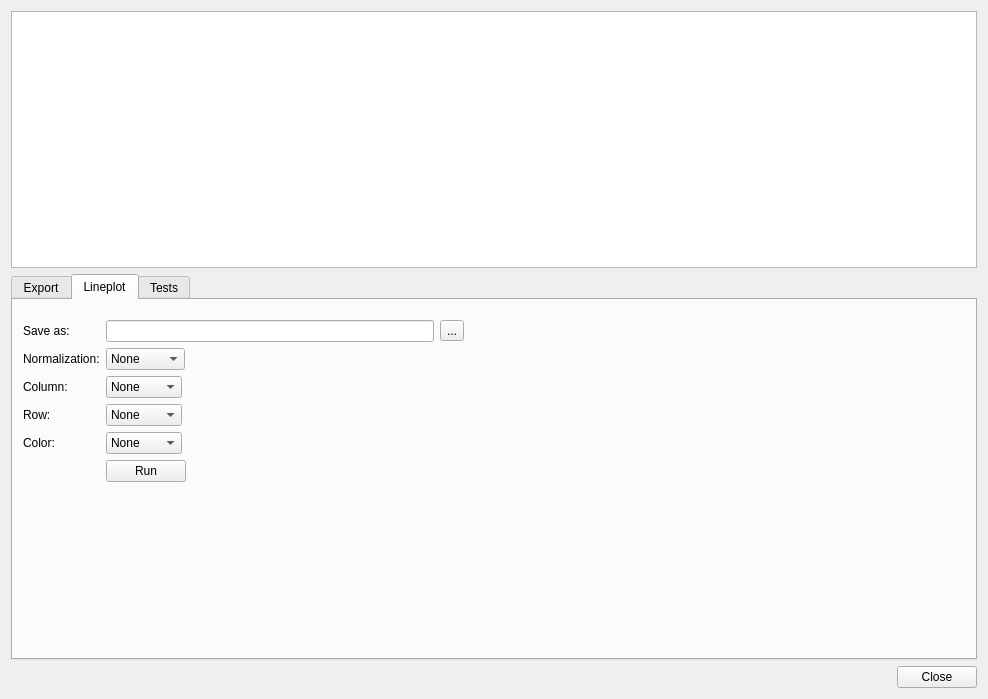
Qt form interface/Ui_emExportDialog.ui (Marvin84/reg-gen) before a commit.
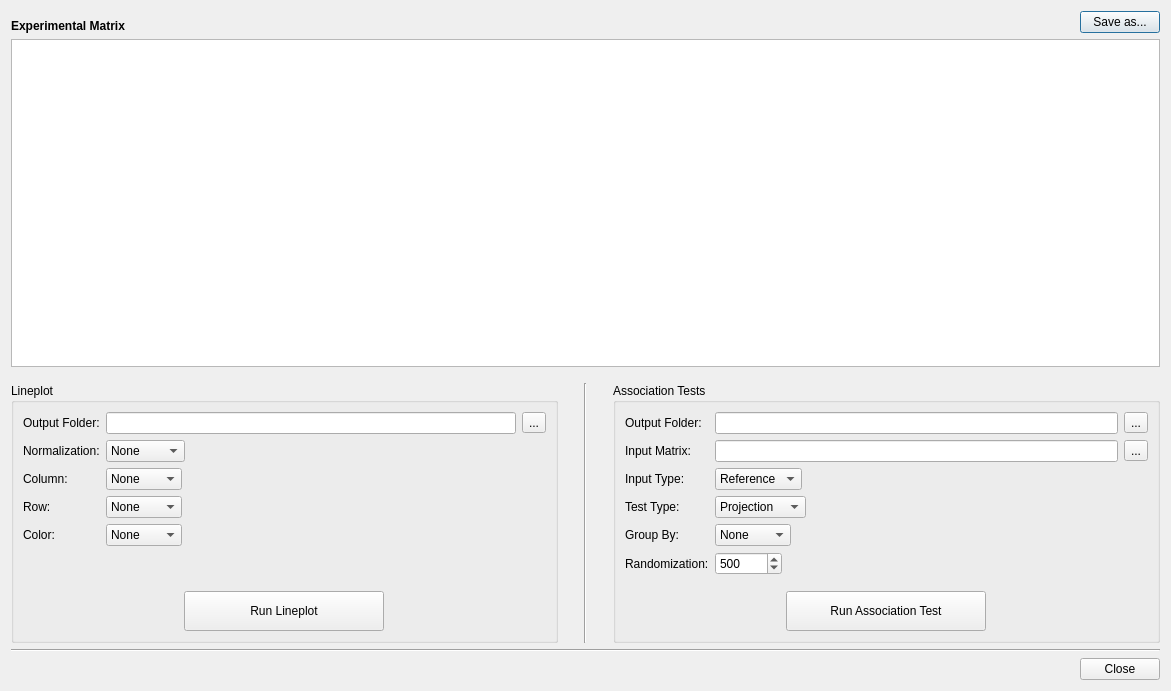
The same form after that commit. The open tabs and pages were chosen to show the change.

Commit message: design adjustments

What changed in the file:
```diff
--- a/interface/Ui_emExportDialog.ui
+++ b/interface/Ui_emExportDialog.ui
@@ -6,14 +6,66 @@
    <rect>
     <x>0</x>
     <y>0</y>
-    <width>988</width>
-    <height>699</height>
+    <width>1171</width>
+    <height>691</height>
    </rect>
   </property>
   <property name="windowTitle">
    <string>Experimental Matrix Export</string>
   </property>
   <layout class="QVBoxLayout" name="verticalLayout">
+   <item>
+    <layout class="QHBoxLayout" name="horizontalLayout">
+     <property name="topMargin">
+      <number>0</number>
+     </property>
+     <item>
+      <widget class="QLabel" name="label">
+       <property name="font">
+        <font>
+         <weight>75</weight>
+         <bold>true</bold>
+        </font>
+       </property>
+       <property name="locale">
+        <locale language="English" country="UnitedStates"/>
+       </property>
+       <property name="text">
+        <string>Experimental Matrix</string>
+       </property>
+       <property name="alignment">
+        <set>Qt::AlignBottom|Qt::AlignLeading|Qt::AlignLeft</set>
+       </property>
+      </widget>
+     </item>
+     <item>
+      <spacer name="horizontalSpacer">
+       <property name="orientation">
+        <enum>Qt::Horizontal</enum>
+       </property>
+       <property name="sizeHint" stdset="0">
+        <size>
+         <width>40</width>
+         <height>20</height>
+        </size>
+       </property>
+      </spacer>
+     </item>
+     <item>
+      <widget class="QPushButton" name="exportButton">
+       <property name="sizePolicy">
+        <sizepolicy hsizetype="Fixed" vsizetype="Fixed">
+         <horstretch>0</horstretch>
+         <verstretch>0</verstretch>
+        </sizepolicy>
+       </property>
+       <property name="text">
+        <string>Save as...</string>
+       </property>
+      </widget>
+     </item>
+    </layout>
+   </item>
    <item>
     <widget class="QTableWidget" name="emExport">
      <property name="sizePolicy">
@@ -31,73 +83,44 @@
     </widget>
    </item>
    <item>
-    <widget class="QTabWidget" name="tabWidget">
-     <property name="sizePolicy">
-      <sizepolicy hsizetype="Expanding" vsizetype="Expanding">
-       <horstretch>0</horstretch>
-       <verstretch>3</verstretch>
-      </sizepolicy>
+    <spacer name="verticalSpacer">
+     <property name="orientation">
+      <enum>Qt::Vertical</enum>
      </property>
-     <property name="tabPosition">
-      <enum>QTabWidget::North</enum>
+     <property name="sizeType">
+      <enum>QSizePolicy::Fixed</enum>
      </property>
-     <property name="tabShape">
-      <enum>QTabWidget::Rounded</enum>
+     <property name="sizeHint" stdset="0">
+      <size>
+       <width>20</width>
+       <height>10</height>
+      </size>
      </property>
-     <property name="currentIndex">
+    </spacer>
+   </item>
+   <item>
+    <layout class="QHBoxLayout" name="horizontalLayout_2">
+     <property name="topMargin">
       <number>0</number>
      </property>
-     <property name="elideMode">
-      <enum>Qt::ElideNone</enum>
-     </property>
-     <property name="usesScrollButtons">
-      <bool>true</bool>
-     </property>
-     <widget class="QWidget" name="Export">
-      <attribute name="title">
-       <string>Export</string>
-      </attribute>
-      <widget class="QPushButton" name="exportButton">
-       <property name="geometry">
-        <rect>
-         <x>20</x>
-         <y>50</y>
-         <width>85</width>
-         <height>30</height>
-        </rect>
-       </property>
-       <property name="sizePolicy">
-        <sizepolicy hsizetype="Fixed" vsizetype="Fixed">
-         <horstretch>0</horstretch>
-         <verstretch>0</verstretch>
-        </sizepolicy>
-       </property>
-       <property name="text">
-        <string>Export</string>
-       </property>
-      </widget>
-     </widget>
-     <widget class="QWidget" name="Lineplot">
-      <attribute name="title">
+     <item>
+      <widget class="QGroupBox" name="groupBox_3">
+       <property name="locale">
+        <locale language="English" country="UnitedStates"/>
+       </property>
+       <property name="title">
        <string>Lineplot</string>
-      </attribute>
-      <widget class="QWidget" name="layoutWidget">
-       <property name="geometry">
-        <rect>
-         <x>10</x>
-         <y>20</y>
-         <width>441</width>
-         <height>252</height>
-        </rect>
        </property>
-       <layout class="QFormLayout" name="formLayout_2">
-        <property name="fieldGrowthPolicy">
-         <enum>QFormLayout::AllNonFixedFieldsGrow</enum>
+       <layout class="QVBoxLayout" name="verticalLayout_2">
+        <item>
+         <layout class="QFormLayout" name="formLayout">
+          <property name="topMargin">
+           <number>0</number>
         </property>
         <item row="0" column="0">
          <widget class="QLabel" name="label_4">
           <property name="text">
-           <string>Save as:</string>
+             <string>Output Folder:</string>
           </property>
          </widget>
         </item>
@@ -249,7 +272,27 @@
           </item>
          </widget>
         </item>
-        <item row="5" column="1">
+         </layout>
+        </item>
+        <item>
+         <spacer name="verticalSpacer_2">
+          <property name="orientation">
+           <enum>Qt::Vertical</enum>
+          </property>
+          <property name="sizeHint" stdset="0">
+           <size>
+            <width>20</width>
+            <height>2</height>
+           </size>
+          </property>
+         </spacer>
+        </item>
+        <item>
+         <layout class="QHBoxLayout" name="horizontalLayout_4">
+          <property name="topMargin">
+           <number>0</number>
+          </property>
+          <item>
          <widget class="QPushButton" name="runLineplot">
           <property name="sizePolicy">
            <sizepolicy hsizetype="Fixed" vsizetype="Fixed">
@@ -257,44 +300,85 @@
             <verstretch>0</verstretch>
            </sizepolicy>
           </property>
+            <property name="minimumSize">
+             <size>
+              <width>200</width>
+              <height>40</height>
+             </size>
+            </property>
           <property name="font">
            <font>
             <weight>50</weight>
-            <italic>false</italic>
             <bold>false</bold>
-            <underline>false</underline>
-            <kerning>true</kerning>
            </font>
           </property>
           <property name="text">
-           <string>Run</string>
+             <string>Run Lineplot</string>
           </property>
          </widget>
         </item>
        </layout>
+        </item>
+       </layout>
       </widget>
-     </widget>
-     <widget class="QWidget" name="Tests">
-      <attribute name="title">
-       <string>Tests</string>
-      </attribute>
-      <widget class="QWidget" name="layoutWidget_2">
-       <property name="geometry">
-        <rect>
-         <x>10</x>
-         <y>20</y>
-         <width>441</width>
-         <height>290</height>
-        </rect>
+     </item>
+     <item>
+      <spacer name="horizontalSpacer_3">
+       <property name="orientation">
+        <enum>Qt::Horizontal</enum>
+       </property>
+       <property name="sizeType">
+        <enum>QSizePolicy::Fixed</enum>
+       </property>
+       <property name="sizeHint" stdset="0">
+        <size>
+         <width>20</width>
+         <height>20</height>
+        </size>
+       </property>
+      </spacer>
+     </item>
+     <item>
+      <widget class="Line" name="line">
+       <property name="orientation">
+        <enum>Qt::Vertical</enum>
+       </property>
+      </widget>
+     </item>
+     <item>
+      <spacer name="horizontalSpacer_2">
+       <property name="orientation">
+        <enum>Qt::Horizontal</enum>
        </property>
-       <layout class="QFormLayout" name="formLayout_3">
+       <property name="sizeType">
+        <enum>QSizePolicy::Fixed</enum>
+       </property>
+       <property name="sizeHint" stdset="0">
+        <size>
+         <width>20</width>
+         <height>20</height>
+        </size>
+       </property>
+      </spacer>
+     </item>
+     <item>
+      <widget class="QGroupBox" name="groupBox_2">
+       <property name="title">
+        <string>Association Tests</string>
+       </property>
+       <layout class="QVBoxLayout" name="verticalLayout_3">
+        <item>
+         <layout class="QFormLayout" name="formLayout_2">
         <property name="fieldGrowthPolicy">
          <enum>QFormLayout::AllNonFixedFieldsGrow</enum>
         </property>
+          <property name="topMargin">
+           <number>0</number>
+          </property>
         <item row="0" column="0">
          <widget class="QLabel" name="label_10">
           <property name="text">
-           <string>Save as:</string>
+             <string>Output Folder:</string>
           </property>
          </widget>
         </item>
@@ -459,7 +543,27 @@
           </property>
          </widget>
         </item>
-        <item row="6" column="1">
+         </layout>
+        </item>
+        <item>
+         <spacer name="verticalSpacer_3">
+          <property name="orientation">
+           <enum>Qt::Vertical</enum>
+          </property>
+          <property name="sizeHint" stdset="0">
+           <size>
+            <width>20</width>
+            <height>10</height>
+           </size>
+          </property>
+         </spacer>
+        </item>
+        <item>
+         <layout class="QHBoxLayout" name="horizontalLayout_5">
+          <property name="topMargin">
+           <number>0</number>
+          </property>
+          <item>
          <widget class="QPushButton" name="runTests">
           <property name="sizePolicy">
            <sizepolicy hsizetype="Fixed" vsizetype="Fixed">
@@ -467,14 +571,29 @@
             <verstretch>0</verstretch>
            </sizepolicy>
           </property>
+            <property name="minimumSize">
+             <size>
+              <width>200</width>
+              <height>40</height>
+             </size>
+            </property>
           <property name="text">
-           <string>Run</string>
+             <string>Run Association Test</string>
           </property>
          </widget>
         </item>
        </layout>
+        </item>
+       </layout>
       </widget>
-     </widget>
+     </item>
+    </layout>
+   </item>
+   <item>
+    <widget class="Line" name="line_2">
+     <property name="orientation">
+      <enum>Qt::Horizontal</enum>
+     </property>
     </widget>
    </item>
    <item>
```
Lines whose indentation alone changed are shown as unchanged. The commit also changes 4 other files.
